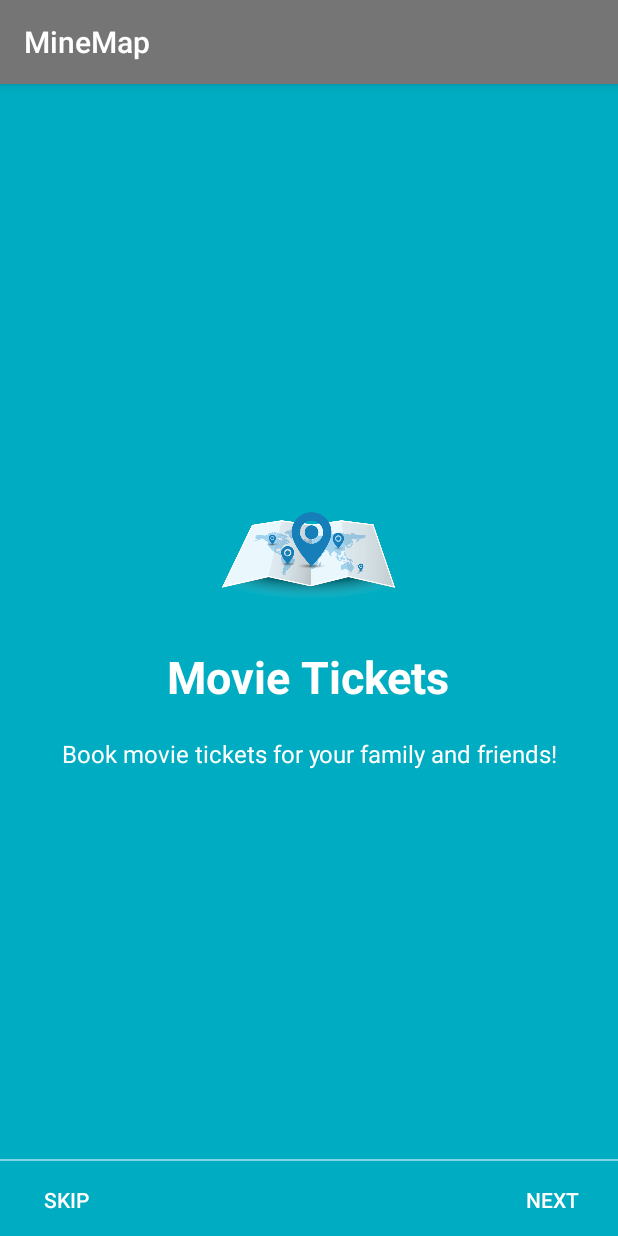
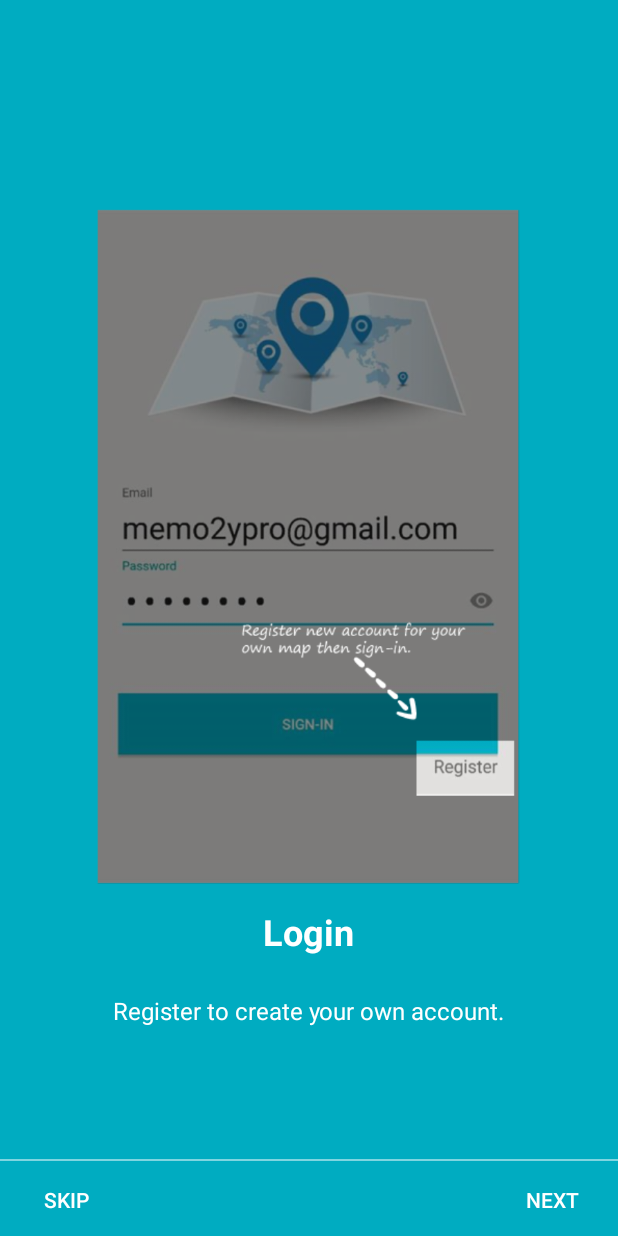
Before and after one commit to promayearn/minemap, an Android app: the screen it shows after launch (WelcomeActivity), after a tap on "NEXT", on a phone screen of 412 x 824 dp. Run offline under Robolectric (Android 15) with nearby library versions, the phone set to English and light mode, and no system bars.

Commit message:
Project Done! V1.0 18/10/2016

```diff
--- a/app/src/main/AndroidManifest.xml
+++ b/app/src/main/AndroidManifest.xml
@@ -70,7 +70,7 @@
 
         <activity
             android:name=".WelcomeActivity"
-            android:theme="@style/AppTheme">
+            android:theme="@style/Theme.AppCompat.Light.NoActionBar">
             <intent-filter>
                 <action android:name="android.intent.action.MAIN" />
 
--- a/app/src/main/java/com/augmentis/ayp/minemap/WelcomeActivity.java
+++ b/app/src/main/java/com/augmentis/ayp/minemap/WelcomeActivity.java
@@ -7,6 +7,7 @@ import android.os.Build;
 import android.os.Bundle;
 import android.support.v4.view.PagerAdapter;
 import android.support.v4.view.ViewPager;
+import android.support.v7.app.ActionBar;
 import android.support.v7.app.AppCompatActivity;
 import android.view.LayoutInflater;
 import android.view.View;
--- a/app/src/main/res/layout/welcomeslide2.xml
+++ b/app/src/main/res/layout/welcomeslide2.xml
@@ -1,5 +1,6 @@
 <?xml version="1.0" encoding="utf-8"?>
 <RelativeLayout xmlns:android="http://schemas.android.com/apk/res/android"
+    xmlns:tools="http://schemas.android.com/tools"
     android:layout_width="match_parent"
     android:layout_height="match_parent"
     android:background="@color/bg_screen">
@@ -12,13 +13,15 @@
         android:orientation="vertical">
 
         <ImageView
-            android:layout_width="@dimen/img_width_height"
-            android:layout_height="@dimen/img_width_height"
-            android:src="@drawable/logo" />
+            android:layout_width="350dp"
+            android:layout_height="450dp"
+            android:layout_marginBottom="10dp"
+            android:src="@drawable/tutorial_1" />
 
         <TextView
             android:layout_width="wrap_content"
             android:layout_height="wrap_content"
+            android:layout_margin="5dp"
             android:text="@string/slide_2_title"
             android:textColor="@android:color/white"
             android:textSize="@dimen/slide_title"
--- a/app/src/main/res/values/dimens.xml
+++ b/app/src/main/res/values/dimens.xml
@@ -6,7 +6,7 @@
     <dimen name="dots_height">30dp</dimen>
     <dimen name="dots_margin_bottom">20dp</dimen>
     <dimen name="img_width_height">120dp</dimen>
-    <dimen name="slide_title">30dp</dimen>
+    <dimen name="slide_title">24dp</dimen>
     <dimen name="slide_desc">16dp</dimen>
     <dimen name="desc_padding">40dp</dimen>
 </resources>
--- a/app/src/main/res/values/strings.xml
+++ b/app/src/main/res/values/strings.xml
@@ -45,17 +45,17 @@
     <string name="skip">SKIP</string>
     <string name="start">GOT IT</string>
 
-    <string name="slide_1_title">Hello Food!</string>
-    <string name="slide_1_desc">The easiest way to order food from your favourite restaurant!</string>
+    <string name="slide_1_title">MineMap</string>
+    <string name="slide_1_desc">Welcome to MineMap.</string>
 
-    <string name="slide_2_title">Movie Tickets</string>
-    <string name="slide_2_desc">Book movie tickets for your family and friends!</string>
+    <string name="slide_2_title">Login</string>
+    <string name="slide_2_desc">Register to create your own account.</string>
 
-    <string name="slide_3_title">Great Discounts</string>
-    <string name="slide_3_desc">Best discounts on every single service we offer!</string>
+    <string name="slide_3_title">Main Page</string>
+    <string name="slide_3_desc">This map is yours.</string>
 
-    <string name="slide_4_title">World Travel</string>
-    <string name="slide_4_desc">Book tickets of any transportation and travel the world!</string>
+    <string name="slide_4_title">Add it!</string>
+    <string name="slide_4_desc">Make your own map.</string>
 
     <string name="play_again_desc">To see the welcome slider again, goto Settings -> apps -> welcome slider -> clear data</string>
     <string name="play_again">Play Again</string>
```
Also changed, not shown: app/src/main/res/layout/welcomeslide3.xml (+6 -3 lines), app/src/main/res/layout/welcomeslide4.xml (+6 -3 lines), app/src/main/res/drawable/tutorial_1.png (added), app/src/main/res/drawable/tutorial_2.png (added), app/src/main/res/drawable/tutorial_3.png (added).
